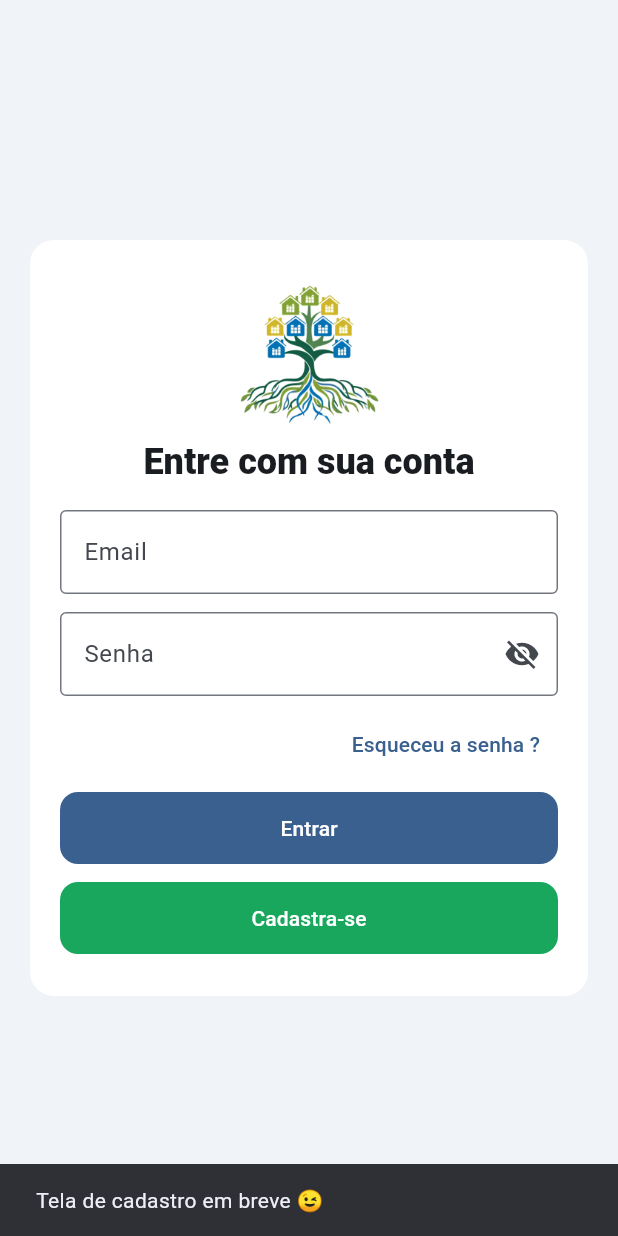
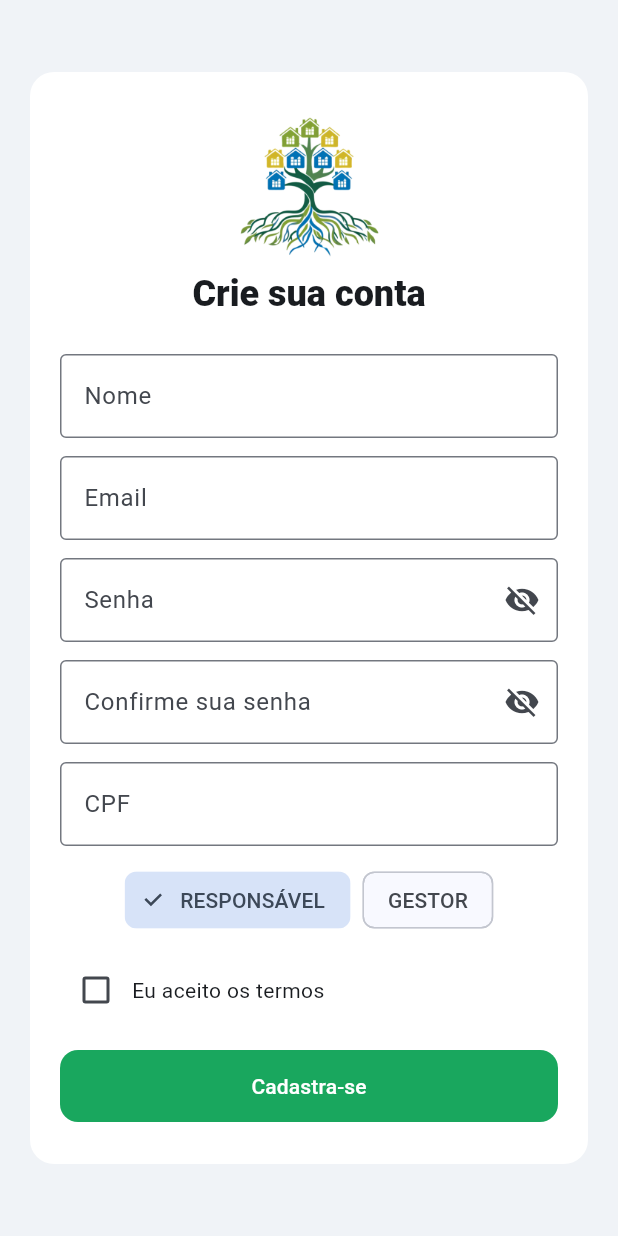
Before and after one commit to Dev-Sphere-Enterprise/FamiliaEscolaApp, a Flutter app: the screen it shows after launch, after a tap on "Cadastra-se", on a phone screen of 412 x 824 dp. Run offline on Flutter 3.47's test engine with Material 3 defaults, Android fonts, the light colour scheme and no system bars; our stand-ins replace cloud_firestore, firebase_auth, firebase_core; accounts and stored records are empty.

Commit message:
Criando tela e serviço de cadastro

```diff
--- a/lib/pages/login_page.dart
+++ b/lib/pages/login_page.dart
@@ -1,5 +1,7 @@
 import 'package:firebase_auth/firebase_auth.dart';
 import 'package:flutter/material.dart';
+import 'register_page.dart';
+
 
 class LoginPage extends StatefulWidget {
   const LoginPage({super.key});
@@ -203,11 +205,16 @@ class _LoginPageState extends State<LoginPage> {
                       ),
 
                       const SizedBox(height: 12),
-                      // Botão Cadastrar-se (navegue p/ tela de registro ou use FirebaseUI)
+
+                      // Botão Criar conta
                       OutlinedButton(
-                        onPressed: _loading ? null : () {
-                          // TODO: navegar para a tela de cadastro
-                          _showSnack('Tela de cadastro em breve 😉');
+                        onPressed: _loading
+                            ? null
+                            : () {
+                          Navigator.push(
+                            context,
+                            MaterialPageRoute(builder: (_) => const RegisterPage()),
+                          );
                         },
                         style: OutlinedButton.styleFrom(
                           padding: const EdgeInsets.symmetric(vertical: 14),
--- /dev/null
+++ b/lib/pages/register_page.dart
@@ -0,0 +1,297 @@
+import 'package:cloud_firestore/cloud_firestore.dart';
+import 'package:firebase_auth/firebase_auth.dart';
+import 'package:flutter/material.dart';
+
+class RegisterPage extends StatefulWidget {
+  const RegisterPage({super.key});
+
+  @override
+  State<RegisterPage> createState() => _RegisterPageState();
+}
+
+class _RegisterPageState extends State<RegisterPage> {
+  final _formKey = GlobalKey<FormState>();
+  final _nameCtrl = TextEditingController();
+  final _emailCtrl = TextEditingController();
+  final _passCtrl = TextEditingController();
+  final _confirmPassCtrl = TextEditingController();
+  final _cpfCtrl = TextEditingController();
+
+  bool _obscurePass = true;
+  bool _obscureConfirm = true;
+  bool _loading = false;
+  bool _acceptTerms = false;
+  String _role = "responsavel"; // valor padrão
+
+  @override
+  void dispose() {
+    _nameCtrl.dispose();
+    _emailCtrl.dispose();
+    _passCtrl.dispose();
+    _confirmPassCtrl.dispose();
+    _cpfCtrl.dispose();
+    super.dispose();
+  }
+
+  Future<void> _register() async {
+    if (!_formKey.currentState!.validate()) return;
+    if (!_acceptTerms) {
+      _showSnack("Você deve aceitar os termos para continuar.");
+      return;
+    }
+
+    setState(() => _loading = true);
+    try {
+      // Criar usuário no Firebase Auth
+      final cred = await FirebaseAuth.instance.createUserWithEmailAndPassword(
+        email: _emailCtrl.text.trim(),
+        password: _passCtrl.text,
+      );
+
+      final uid = cred.user!.uid;
+
+      // Salvar dados no Firestore
+      await FirebaseFirestore.instance.collection("users").doc(uid).set({
+        "name": _nameCtrl.text.trim(),
+        "email": _emailCtrl.text.trim(),
+        "cpf": _cpfCtrl.text.trim(),
+        "role": _role, // gestao ou responsavel
+        "createdAt": FieldValue.serverTimestamp(),
+      });
+
+      // Atualizar token com custom claims (opcional, se usar no backend)
+      // Isso só é possível com Cloud Functions ou Admin SDK.
+
+      if (mounted) {
+        Navigator.pop(context); // volta para tela anterior
+        _showSnack("Cadastro realizado com sucesso!");
+      }
+    } on FirebaseAuthException catch (e) {
+      _showSnack(_mapFirebaseError(e));
+    } catch (e) {
+      _showSnack("Erro inesperado: $e");
+    } finally {
+      if (mounted) setState(() => _loading = false);
+    }
+  }
+
+  String _mapFirebaseError(FirebaseAuthException e) {
+    switch (e.code) {
+      case 'email-already-in-use':
+        return 'Este e-mail já está cadastrado.';
+      case 'invalid-email':
+        return 'E-mail inválido.';
+      case 'weak-password':
+        return 'A senha é muito fraca.';
+      default:
+        return 'Erro: ${e.code}';
+    }
+  }
+
+  void _showSnack(String msg) {
+    ScaffoldMessenger.of(context).showSnackBar(SnackBar(content: Text(msg)));
+  }
+
+  @override
+  Widget build(BuildContext context) {
+    final maxWidth = 420.0;
+
+    return Scaffold(
+      backgroundColor: const Color(0xFFF0F3F7),
+      body: SafeArea(
+        child: Center(
+          child: ConstrainedBox(
+            constraints: BoxConstraints(maxWidth: maxWidth),
+            child: Padding(
+              padding: const EdgeInsets.symmetric(horizontal: 16, vertical: 12),
+              child: Card(
+                elevation: 0,
+                color: Colors.white,
+                shape: RoundedRectangleBorder(borderRadius: BorderRadius.circular(16)),
+                child: SingleChildScrollView(
+                  padding: const EdgeInsets.fromLTRB(20, 28, 20, 28),
+                  child: Form(
+                    key: _formKey,
+                    child: Column(
+                      crossAxisAlignment: CrossAxisAlignment.stretch,
+                      children: [
+                        // Logo
+                        Padding(
+                          padding: const EdgeInsets.only(bottom: 16),
+                          child: Column(
+                            children: [
+                              SizedBox(
+                                height: 96,
+                                child: Image.asset(
+                                  'assets/logo.png',
+                                  fit: BoxFit.contain,
+                                ),
+                              ),
+                              const SizedBox(height: 8),
+                              Text(
+                                'Crie sua conta',
+                                style: Theme.of(context).textTheme.headlineSmall?.copyWith(
+                                  fontWeight: FontWeight.w800,
+                                ),
+                              ),
+                            ],
+                          ),
+                        ),
+                        const SizedBox(height: 8),
+
+                        // Nome
+                        TextFormField(
+                          controller: _nameCtrl,
+                          decoration: const InputDecoration(
+                            labelText: 'Nome',
+                            hintText: 'ex: Rian Wilker',
+                            border: OutlineInputBorder(),
+                          ),
+                          validator: (v) =>
+                          v!.trim().isEmpty ? 'Informe o nome' : null,
+                        ),
+                        const SizedBox(height: 12),
+
+                        // Email
+                        TextFormField(
+                          controller: _emailCtrl,
+                          keyboardType: TextInputType.emailAddress,
+                          decoration: const InputDecoration(
+                            labelText: 'Email',
+                            hintText: 'ex: jon.smith@email.com',
+                            border: OutlineInputBorder(),
+                          ),
+                          validator: (v) {
+                            if (v!.trim().isEmpty) return 'Informe o e-mail';
+                            if (!RegExp(r'^[^@]+@[^@]+\.[^@]+').hasMatch(v)) {
+                              return 'E-mail inválido';
+                            }
+                            return null;
+                          },
+                        ),
+                        const SizedBox(height: 12),
+
+                        // Senha
+                        TextFormField(
+                          controller: _passCtrl,
+                          obscureText: _obscurePass,
+                          decoration: InputDecoration(
+                            labelText: 'Senha',
+                            border: const OutlineInputBorder(),
+                            suffixIcon: IconButton(
+                              icon: Icon(_obscurePass
+                                  ? Icons.visibility_off
+                                  : Icons.visibility),
+                              onPressed: () =>
+                                  setState(() => _obscurePass = !_obscurePass),
+                            ),
+                          ),
+                          validator: (v) {
+                            if (v!.isEmpty) return 'Informe a senha';
+                            if (v.length < 6) return 'Mínimo de 6 caracteres';
+                            return null;
+                          },
+                        ),
+                        const SizedBox(height: 12),
+
+                        // Confirmar Senha
+                        TextFormField(
+                          controller: _confirmPassCtrl,
+                          obscureText: _obscureConfirm,
+                          decoration: InputDecoration(
+                            labelText: 'Confirme sua senha',
+                            border: const OutlineInputBorder(),
+                            suffixIcon: IconButton(
+                              icon: Icon(_obscureConfirm
+                                  ? Icons.visibility_off
+                                  : Icons.visibility),
+                              onPressed: () => setState(
+                                      () => _obscureConfirm = !_obscureConfirm),
+                            ),
+                          ),
+                          validator: (v) {
+                            if (v!.isEmpty) return 'Confirme a senha';
+                            if (v != _passCtrl.text) return 'As senhas não coincidem';
+                            return null;
+                          },
+                        ),
+                        const SizedBox(height: 12),
+
+                        // CPF
+                        TextFormField(
+                          controller: _cpfCtrl,
+                          keyboardType: TextInputType.number,
+                          decoration: const InputDecoration(
+                            labelText: 'CPF',
+                            hintText: '123.456.789-00',
+                            border: OutlineInputBorder(),
+                          ),
+                          validator: (v) =>
+                          v!.trim().isEmpty ? 'Informe o CPF' : null,
+                        ),
+                        const SizedBox(height: 12),
+
+                        // Botões de seleção de role
+                        Row(
+                          mainAxisAlignment: MainAxisAlignment.center,
+                          children: [
+                            ChoiceChip(
+                              label: const Text("RESPONSÁVEL"),
+                              selected: _role == "responsavel",
+                              onSelected: (_) => setState(() => _role = "responsavel"),
+                            ),
+                            const SizedBox(width: 8),
+                            ChoiceChip(
+                              label: const Text("GESTOR"),
+                              selected: _role == "gestao",
+                              onSelected: (_) => setState(() => _role = "gestao"),
+                            ),
+                          ],
+                        ),
+                        const SizedBox(height: 12),
+
+                        // Checkbox termos
+                        Row(
+                          children: [
+                            Checkbox(
+                              value: _acceptTerms,
+                              onChanged: (v) =>
+                                  setState(() => _acceptTerms = v ?? false),
+                            ),
+                            const Expanded(
+                              child: Text("Eu aceito os termos"),
+                            ),
+                          ],
+                        ),
+                        const SizedBox(height: 16),
+
+                        // Botão cadastrar
+                        FilledButton(
+                          onPressed: _loading ? null : _register,
+                          style: FilledButton.styleFrom(
+                            padding: const EdgeInsets.symmetric(vertical: 14),
+                            shape: RoundedRectangleBorder(
+                              borderRadius: BorderRadius.circular(12),
+                            ),
+                            backgroundColor: const Color(0xFF19A75E),
+                          ),
+                          child: _loading
+                              ? const SizedBox(
+                            height: 20,
+                            width: 20,
+                            child: CircularProgressIndicator(strokeWidth: 2, color: Colors.white),
+                          )
+                              : const Text('Cadastra-se'),
+                        ),
+                      ],
+                    ),
+                  ),
+                ),
+              ),
+            ),
+          ),
+        ),
+      ),
+    );
+  }
+}
```
